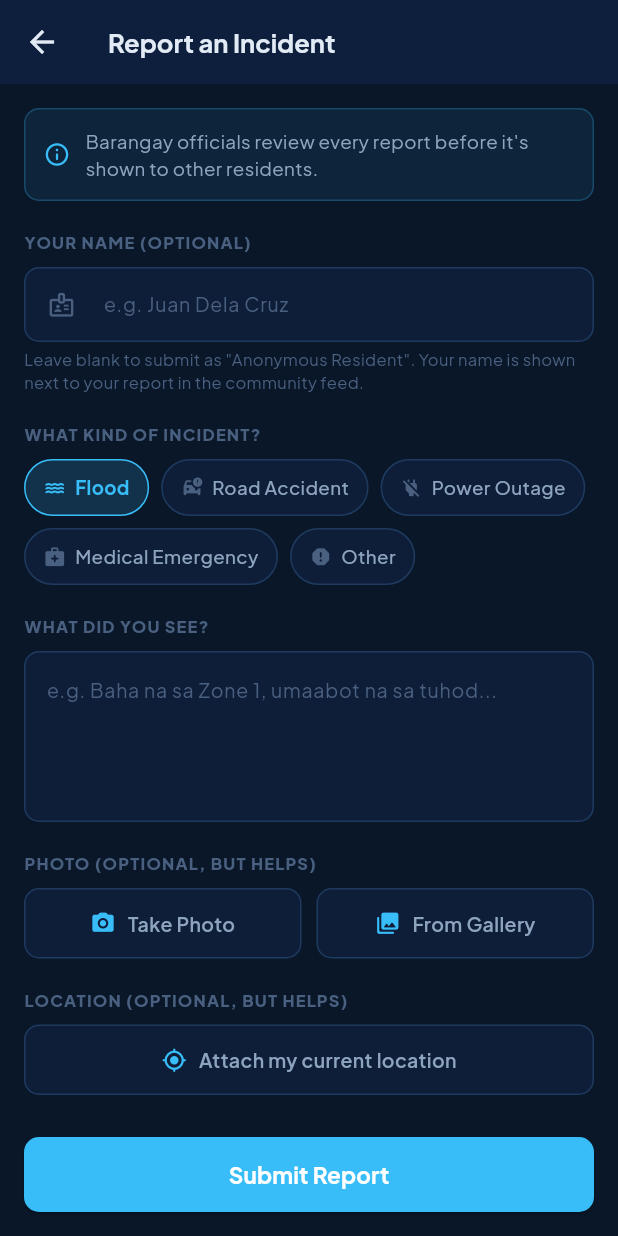
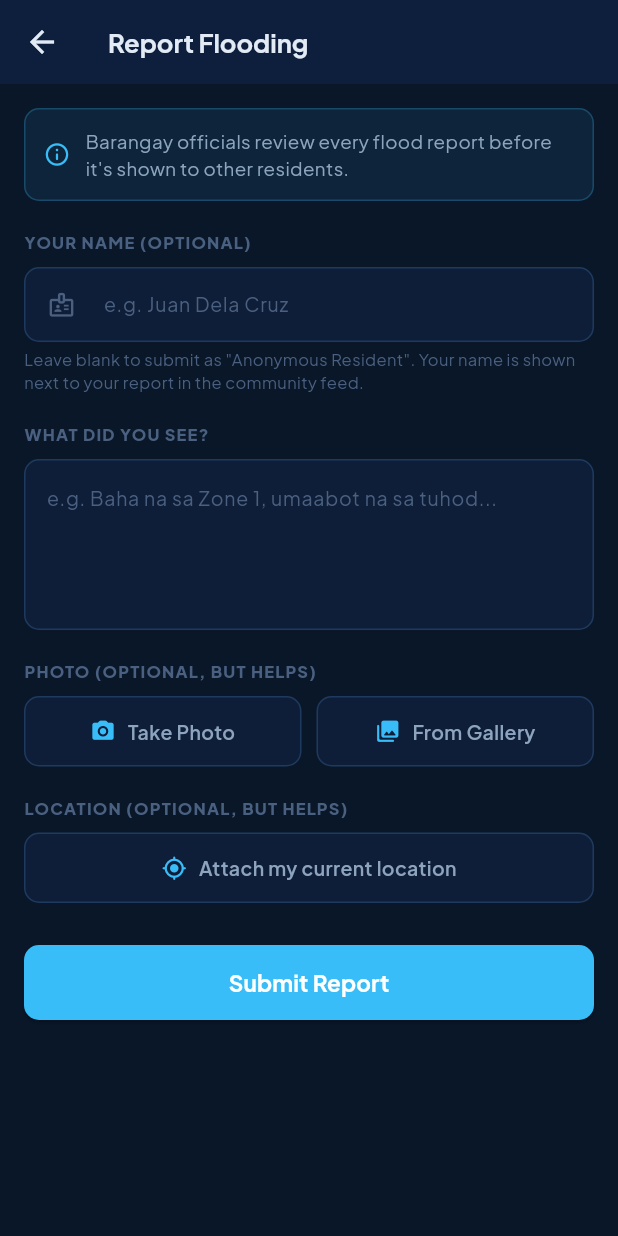
Before and after one commit to joshaurellano/agos-online, a Flutter app: the ReportIncidentScreen screen opened directly, on a phone screen of 412 x 824 dp. Run offline on Flutter 3.47's test engine with Material 3 defaults, Android fonts, the phone set to English and light mode, and no system bars; our stand-ins replace cached_network_image, connectivity_plus, firebase_core, firebase_crashlytics, firebase_messaging, fl_chart and 11 more; accounts and stored records are empty; network calls fail.

Commit message:
refactor(mobile): remove extra categories from incident reports

```diff
--- a/mobile/lib/models/incident_report.dart
+++ b/mobile/lib/models/incident_report.dart
@@ -1,7 +1,8 @@
-/// A real-time, resident-submitted report ("flooding on my street right
-/// now", "may sunog", etc.) — distinct from the formal `flood_reports`
-/// staff log used on the web dashboard. These start as `pending` and only
-/// appear in the community feed once a barangay official verifies them.
+/// A real-time, resident-submitted flood report ("flooding on my street
+/// right now", "umaabot na sa tuhod", etc.) — distinct from the formal
+/// `flood_reports` staff log used on the web dashboard. These start as
+/// `pending` and only appear in the community feed once a barangay
+/// official verifies them.
 class IncidentReport {
   final String id;
   final String? reportedBy;
@@ -43,7 +44,7 @@ class IncidentReport {
       reportedBy:      map['reported_by'] as String?,
       reporterName:    map['reporter_name'] as String? ?? 'Resident',
       reporterRole:    map['reporter_role'] as String? ?? 'Resident',
-      category:        map['category'] as String? ?? 'Other',
+      category:        map['category'] as String? ?? 'Flood',
       description:     map['description'] as String? ?? '',
       photoUrl:        map['photo_url'] as String?,
       latitude:        (map['latitude'] as num?)?.toDouble(),
@@ -59,10 +60,8 @@ class IncidentReport {
 /// Report categories a resident can pick from. Kept in one place so the
 /// submission form and any category-based filtering/icon lookups can't
 /// drift out of sync with what the database's CHECK constraint allows.
-const kIncidentCategories = <String>[
-  'Flood',
-  'Road Accident',
-  'Power Outage',
-  'Medical Emergency',
-  'Other',
-];
+///
+/// Residents can only file flood reports — other incident types (power
+/// outages, road accidents, medical emergencies, etc.) were removed so the
+/// community feed stays focused on real-time flood conditions.
+const kIncidentCategories = <String>['Flood'];
--- a/mobile/lib/screens/report_incident_screen.dart
+++ b/mobile/lib/screens/report_incident_screen.dart
@@ -11,14 +11,6 @@ import '../services/auth_service.dart';
 import '../services/connectivity_service.dart';
 import '../services/incident_service.dart';
 import '../services/pending_reports_service.dart';
-
-const _categoryIcons = <String, IconData>{
-  'Flood':              Icons.water_rounded,
-  'Road Accident':      Icons.car_crash_rounded,
-  'Power Outage':       Icons.power_off_rounded,
-  'Medical Emergency':  Icons.medical_services_rounded,
-  'Other':              Icons.report_rounded,
-};
 
 // Remembers the name a resident typed in on this device, so they don't have
 // to retype it on every report — same idea as the anonymous device ID
@@ -36,7 +28,10 @@ class ReportIncidentScreen extends StatefulWidget {
 class _ReportIncidentScreenState extends State<ReportIncidentScreen> {
   final _descriptionCtrl = TextEditingController();
   final _nameCtrl = TextEditingController();
-  String _category = kIncidentCategories.first;
+  // Residents can only file flood reports now, so this is fixed rather
+  // than picked from a list — kept as a field (not a literal at the call
+  // site) since `IncidentService.submitReport` still takes a category.
+  final String _category = kIncidentCategories.first;
   File? _photo;
 
   bool _locating = false;
@@ -262,7 +257,7 @@ class _ReportIncidentScreenState extends State<ReportIncidentScreen> {
       backgroundColor: AppColors.bgDeep,
       appBar: AppBar(
         backgroundColor: AppColors.bgDark,
-        title: const Text('Report an Incident', style: TextStyle(color: AppColors.textPri, fontSize: 17, fontWeight: FontWeight.w700)),
+        title: const Text('Report Flooding', style: TextStyle(color: AppColors.textPri, fontSize: 17, fontWeight: FontWeight.w700)),
         iconTheme: const IconThemeData(color: AppColors.textPri),
         elevation: 0,
       ),
@@ -285,7 +280,7 @@ class _ReportIncidentScreenState extends State<ReportIncidentScreen> {
                     SizedBox(width: 10),
                     Expanded(
                       child: Text(
-                        'Barangay officials review every report before it\'s shown to other residents.',
+                        'Barangay officials review every flood report before it\'s shown to other residents.',
                         style: TextStyle(color: AppColors.textSec, fontSize: 12.5),
                       ),
                     ),
@@ -320,39 +315,6 @@ class _ReportIncidentScreenState extends State<ReportIncidentScreen> {
                 'Leave blank to submit as "Anonymous Resident". Your name is shown '
                 'next to your report in the community feed.',
                 style: TextStyle(color: AppColors.textMuted, fontSize: 11, height: 1.35),
-              ),
-
-              const SizedBox(height: 20),
-              _sectionLabel('What kind of incident?'),
-              const SizedBox(height: 8),
-              Wrap(
-                spacing: 8, runSpacing: 8,
-                children: kIncidentCategories.map((cat) {
-                  final selected = _category == cat;
-                  return GestureDetector(
-                    onTap: () => setState(() => _category = cat),
-                    child: Container(
-                      padding: const EdgeInsets.symmetric(horizontal: 12, vertical: 9),
-                      decoration: BoxDecoration(
-                        color: selected ? AppColors.accent.withValues(alpha: 0.16) : AppColors.bgCard,
-                        borderRadius: BorderRadius.circular(20),
-                        border: Border.all(color: selected ? AppColors.accent : AppColors.bgBorder),
-                      ),
-                      child: Row(
-                        mainAxisSize: MainAxisSize.min,
-                        children: [
-                          Icon(_categoryIcons[cat] ?? Icons.report_rounded,
-                              size: 15, color: selected ? AppColors.accent : AppColors.textMuted),
-                          const SizedBox(width: 6),
-                          Text(cat, style: TextStyle(
-                            color: selected ? AppColors.accent : AppColors.textSec,
-                            fontSize: 12.5, fontWeight: selected ? FontWeight.w700 : FontWeight.w500,
-                          )),
-                        ],
-                      ),
-                    ),
-                  );
-                }).toList(),
               ),
 
               const SizedBox(height: 20),
--- a/mobile/lib/services/pending_reports_service.dart
+++ b/mobile/lib/services/pending_reports_service.dart
@@ -76,7 +76,7 @@ class PendingReport {
         id: j['id'] as String,
         reporterName: j['reporterName'] as String? ?? 'Resident',
         reporterRole: j['reporterRole'] as String? ?? 'Resident',
-        category: j['category'] as String? ?? 'Other',
+        category: j['category'] as String? ?? 'Flood',
         description: j['description'] as String? ?? '',
         photoPath: j['photoPath'] as String?,
         latitude: (j['latitude'] as num?)?.toDouble(),
```
Also changed, not shown: mobile/lib/screens/community_reports_screen.dart (+11 -65 lines).
